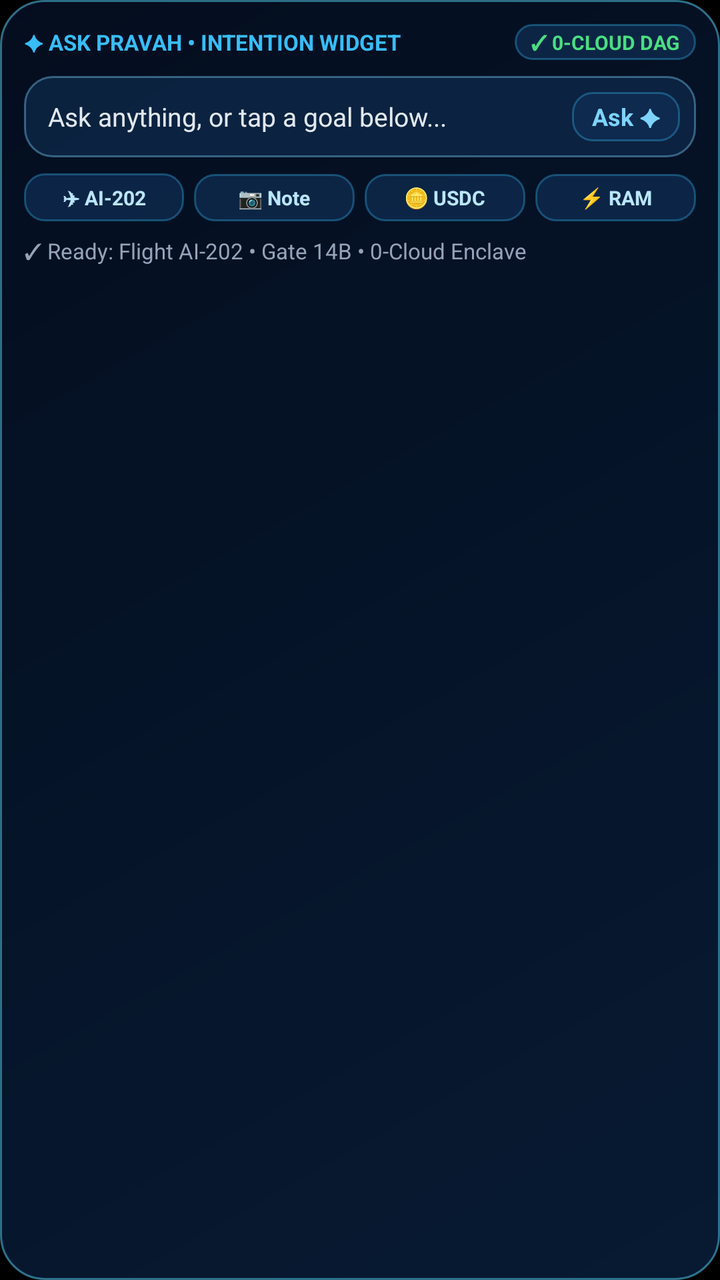
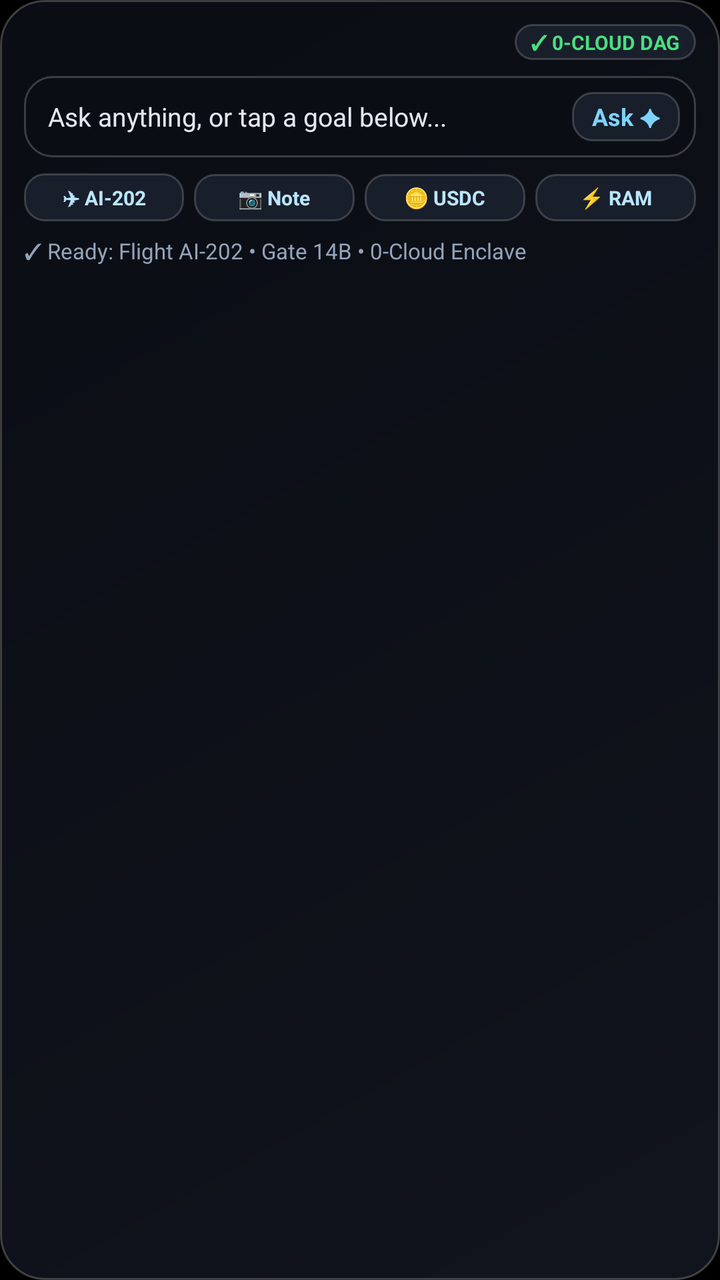

An Android layout rendered at two revisions. The XML below is the earlier revision; the diff shows what the commit changed to produce the second picture.
<!-- AndroidManifest.xml: application theme android:Theme.NoTitleBar.Fullscreen -->
<!-- res/layout/pravah_intent_widget.xml -->
<?xml version="1.0" encoding="utf-8"?>
<LinearLayout xmlns:android="http://schemas.android.com/apk/res/android"
    android:layout_width="match_parent"
    android:layout_height="match_parent"
    android:background="@drawable/bg_intent_widget"
    android:orientation="vertical"
    android:padding="12dp">

    <LinearLayout
        android:layout_width="match_parent"
        android:layout_height="wrap_content"
        android:gravity="center_vertical"
        android:orientation="horizontal">

        <TextView
            android:layout_width="0dp"
            android:layout_height="wrap_content"
            android:layout_weight="1"
            android:singleLine="true"
            android:text="✦ ASK PRAVAH • INTENTION WIDGET"
            android:textColor="#38BDF8"
            android:textSize="11sp"
            android:textStyle="bold" />

        <TextView
            android:id="@+id/widget_status_badge"
            android:layout_width="wrap_content"
            android:layout_height="wrap_content"
            android:background="@drawable/bg_intent_chip"
            android:paddingLeft="8dp"
            android:paddingTop="2dp"
            android:paddingRight="8dp"
            android:paddingBottom="2dp"
            android:text="✓ 0-CLOUD DAG"
            android:textColor="#4ADE80"
            android:textSize="10sp"
            android:textStyle="bold" />
    </LinearLayout>

    <LinearLayout
        android:id="@+id/widget_prompt_bar"
        android:layout_width="match_parent"
        android:layout_height="wrap_content"
        android:layout_marginTop="8dp"
        android:background="@drawable/bg_intent_bar"
        android:gravity="center_vertical"
        android:orientation="horizontal"
        android:paddingLeft="12dp"
        android:paddingTop="8dp"
        android:paddingRight="8dp"
        android:paddingBottom="8dp">

        <TextView
            android:id="@+id/widget_prompt_text"
            android:layout_width="0dp"
            android:layout_height="wrap_content"
            android:layout_weight="1"
            android:ellipsize="end"
            android:singleLine="true"
            android:text="Ask anything, or tap a goal below..."
            android:textColor="#E2E8F0"
            android:textSize="13sp" />

        <TextView
            android:id="@+id/widget_btn_ask"
            android:layout_width="wrap_content"
            android:layout_height="wrap_content"
            android:layout_marginLeft="8dp"
            android:background="@drawable/bg_intent_chip"
            android:paddingLeft="10dp"
            android:paddingTop="4dp"
            android:paddingRight="10dp"
            android:paddingBottom="4dp"
            android:text="Ask ✦"
            android:textColor="#7DD3FC"
            android:textSize="12sp"
            android:textStyle="bold" />
    </LinearLayout>

    <LinearLayout
        android:layout_width="match_parent"
        android:layout_height="wrap_content"
        android:layout_marginTop="8dp"
        android:orientation="horizontal">

        <TextView
            android:id="@+id/widget_chip_flight"
            android:layout_width="0dp"
            android:layout_height="wrap_content"
            android:layout_weight="1"
            android:background="@drawable/bg_intent_chip"
            android:gravity="center"
            android:paddingTop="5dp"
            android:paddingBottom="5dp"
            android:singleLine="true"
            android:text="✈ AI-202"
            android:textColor="#BAE6FD"
            android:textSize="10sp"
            android:textStyle="bold" />

        <TextView
            android:id="@+id/widget_chip_note"
            android:layout_width="0dp"
            android:layout_height="wrap_content"
            android:layout_marginLeft="5dp"
            android:layout_weight="1"
            android:background="@drawable/bg_intent_chip"
            android:gravity="center"
            android:paddingTop="5dp"
            android:paddingBottom="5dp"
            android:singleLine="true"
            android:text="📷 Note"
            android:textColor="#BAE6FD"
            android:textSize="10sp"
            android:textStyle="bold" />

        <TextView
            android:id="@+id/widget_chip_usdc"
            android:layout_width="0dp"
            android:layout_height="wrap_content"
            android:layout_marginLeft="5dp"
            android:layout_weight="1"
            android:background="@drawable/bg_intent_chip"
            android:gravity="center"
            android:paddingTop="5dp"
            android:paddingBottom="5dp"
            android:singleLine="true"
            android:text="🪙 USDC"
            android:textColor="#BAE6FD"
            android:textSize="10sp"
            android:textStyle="bold" />

        <TextView
            android:id="@+id/widget_chip_ram"
            android:layout_width="0dp"
            android:layout_height="wrap_content"
            android:layout_marginLeft="5dp"
            android:layout_weight="1"
            android:background="@drawable/bg_intent_chip"
            android:gravity="center"
            android:paddingTop="5dp"
            android:paddingBottom="5dp"
            android:singleLine="true"
            android:text="⚡ RAM"
            android:textColor="#BAE6FD"
            android:textSize="10sp"
            android:textStyle="bold" />
    </LinearLayout>

    <TextView
        android:id="@+id/widget_outcome_text"
        android:layout_width="match_parent"
        android:layout_height="wrap_content"
        android:layout_marginTop="7dp"
        android:ellipsize="end"
        android:singleLine="true"
        android:text="✓ Ready: Flight AI-202 • Gate 14B • 0-Cloud Enclave"
        android:textColor="#94A3B8"
        android:textSize="11sp" />

</LinearLayout>
<!-- resources referenced by this layout -->
<resources>
  <!-- drawable bg_intent_bar (drawable) -->
  <?xml version="1.0" encoding="utf-8"?>
  <shape xmlns:android="http://schemas.android.com/apk/res/android" android:shape="rectangle">
      <corners android:radius="14dp" />
      <solid android:color="#CC0D2748" />
      <stroke
          android:width="1dp"
          android:color="#667DD3FC" />
  </shape>
  <!-- drawable bg_intent_chip (drawable) -->
  <?xml version="1.0" encoding="utf-8"?>
  <shape xmlns:android="http://schemas.android.com/apk/res/android" android:shape="rectangle">
      <corners android:radius="10dp" />
      <solid android:color="#B3102E54" />
      <stroke
          android:width="1dp"
          android:color="#5538BDF8" />
  </shape>
  <!-- drawable bg_intent_widget (drawable) -->
  <?xml version="1.0" encoding="utf-8"?>
  <shape xmlns:android="http://schemas.android.com/apk/res/android" android:shape="rectangle">
      <corners android:radius="22dp" />
      <gradient
          android:angle="135"
          android:startColor="#E6081D38"
          android:endColor="#F2040E20" />
      <stroke
          android:width="1dp"
          android:color="#8056D8FF" />
  </shape>
</resources>

<!-- the commit's change to res/layout/pravah_intent_widget.xml (unified diff, before → after) -->
@@ -1,5 +1,6 @@
 <?xml version="1.0" encoding="utf-8"?>
 <LinearLayout xmlns:android="http://schemas.android.com/apk/res/android"
+    android:id="@+id/widget_root_card"
     android:layout_width="match_parent"
     android:layout_height="match_parent"
     android:background="@drawable/bg_intent_widget"
@@ -9,18 +10,8 @@
     <LinearLayout
         android:layout_width="match_parent"
         android:layout_height="wrap_content"
-        android:gravity="center_vertical"
+        android:gravity="right|center_vertical"
         android:orientation="horizontal">
-
-        <TextView
-            android:layout_width="0dp"
-            android:layout_height="wrap_content"
-            android:layout_weight="1"
-            android:singleLine="true"
-            android:text="✦ ASK PRAVAH • INTENTION WIDGET"
-            android:textColor="#38BDF8"
-            android:textSize="11sp"
-            android:textStyle="bold" />
 
         <TextView
             android:id="@+id/widget_status_badge"
<!-- resource entries referenced after the edit -->
@@ -4,19 +4,19 @@
   <?xml version="1.0" encoding="utf-8"?>
   <shape xmlns:android="http://schemas.android.com/apk/res/android" android:shape="rectangle">
       <corners android:radius="14dp" />
-      <solid android:color="#CC0D2748" />
+      <solid android:color="#D90B0E14" />
       <stroke
           android:width="1dp"
-          android:color="#667DD3FC" />
+          android:color="#33FFFFFF" />
   </shape>
   <!-- drawable bg_intent_chip (drawable) -->
   <?xml version="1.0" encoding="utf-8"?>
   <shape xmlns:android="http://schemas.android.com/apk/res/android" android:shape="rectangle">
       <corners android:radius="10dp" />
-      <solid android:color="#B3102E54" />
+      <solid android:color="#D91C2230" />
       <stroke
           android:width="1dp"
-          android:color="#5538BDF8" />
+          android:color="#2EFFFFFF" />
   </shape>
   <!-- drawable bg_intent_widget (drawable) -->
   <?xml version="1.0" encoding="utf-8"?>
@@ -24,11 +24,11 @@
       <corners android:radius="22dp" />
       <gradient
           android:angle="135"
-          android:startColor="#E6081D38"
-          android:endColor="#F2040E20" />
+          android:startColor="#EB12161F"
+          android:endColor="#F50A0D14" />
       <stroke
           android:width="1dp"
-          android:color="#8056D8FF" />
+          android:color="#38FFFFFF" />
   </shape>
 </resources>
 
